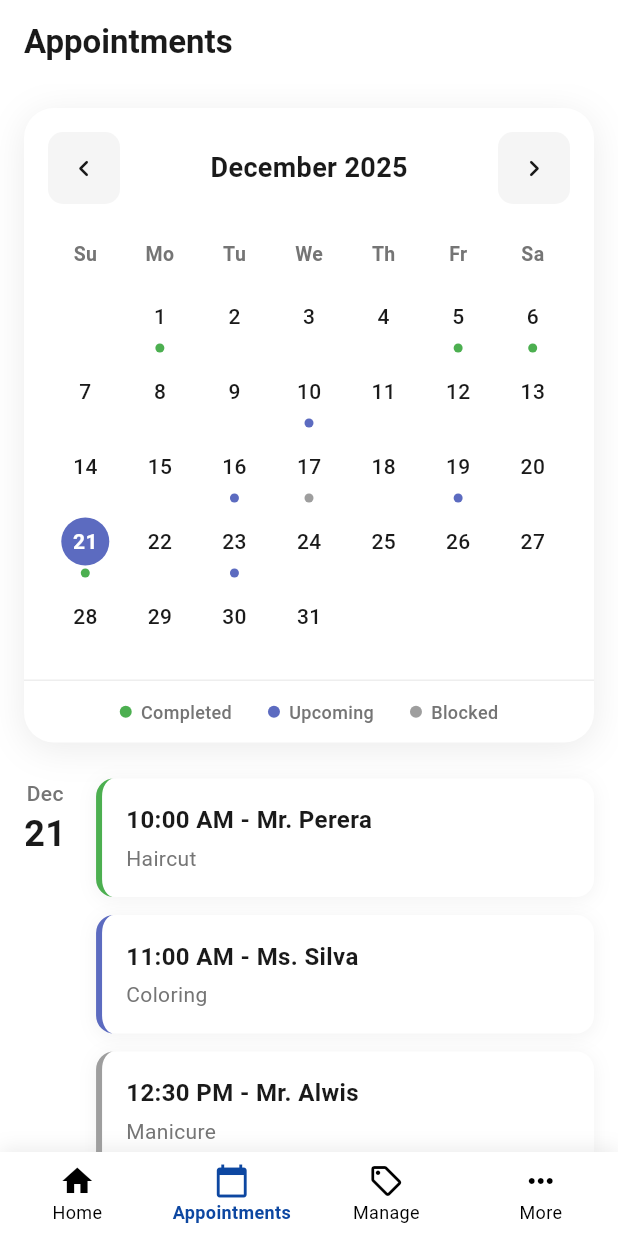
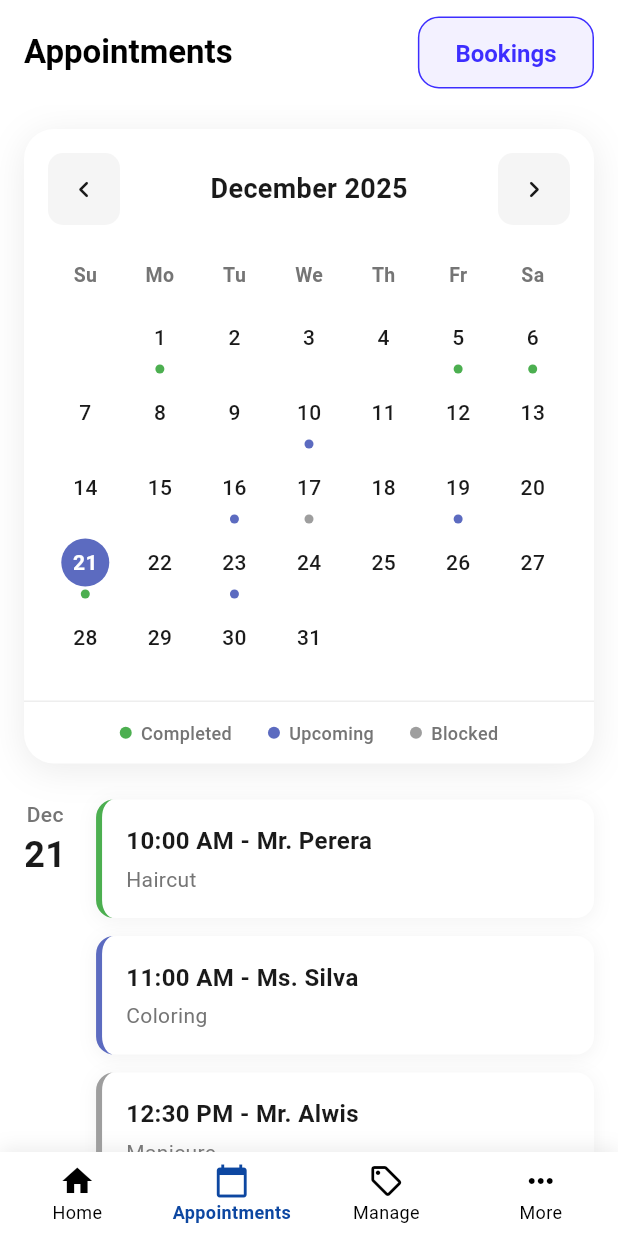
Before and after one commit to Pasinduinduwara/salon_management_system_SLT, a Flutter app: the Appointments screen opened directly, on a phone screen of 412 x 824 dp. Run offline on Flutter 3.47's test engine with Material 3 defaults, Android fonts, the phone set to English and light mode, and no system bars; our stand-ins replace flutter_secure_storage, geocoding, geolocator, google_maps_flutter, image_picker; accounts and stored records are empty.

Commit message:
Add Bookings button to Appointments screen
Replaced the AppBar title with a row containing the 'Appointments' title and a new 'Bookings' button. The button navigates to the BookAnAppointment screen, improving user access to booking functionality.

```diff
--- a/lib/presentation/screens/appoinments/appoinments.dart
+++ b/lib/presentation/screens/appoinments/appoinments.dart
@@ -1,10 +1,9 @@
 import 'package:flutter/material.dart';
-
-import '../../../core/theme/app_colors.dart';
 import '../../widgets/home/bottom_nav_bar.dart';
 import '../../widgets/appoinments/appointments_calendar.dart';
 import '../../widgets/appoinments/appointments_list.dart';
 import '../../utils/appointment_utils.dart';
+import '../booking/book_an_appoinment.dart';
 
 class Appointments extends StatefulWidget {
   const Appointments({super.key});
@@ -55,14 +54,49 @@ class _AppointmentsState extends State<Appointments>
         automaticallyImplyLeading: false,
         backgroundColor: Colors.white,
         elevation: 0,
-        title: const Text(
-          'Appointments',
-          style: TextStyle(
-            fontWeight: FontWeight.bold,
-            fontSize: 22,
-            color: AppColors.darkText,
-          ),
+        title: Row(
+          mainAxisAlignment: MainAxisAlignment.spaceBetween,
+          children: [
+            const Text(
+              'Appointments',
+              style: TextStyle(
+                fontWeight: FontWeight.bold,
+                fontSize: 22,
+                color: Colors.black,
+              ),
+            ),
+            GestureDetector(
+              onTap: () {
+                Navigator.push(
+                  context,
+                  MaterialPageRoute(
+                    builder: (context) => const BookAnAppointment(),
+                  ),
+                );
+              },
+              child: Container(
+                height: 48,
+                padding: const EdgeInsets.symmetric(horizontal: 24),
+                decoration: BoxDecoration(
+                  color: const Color(0xFFF3F1FF),
+                  borderRadius: BorderRadius.circular(14),
+                  border: Border.all(color: const Color(0xFF3D2EFF), width: 1),
+                ),
+                child: const Center(
+                  child: Text(
+                    'Bookings',
+                    style: TextStyle(
+                      color: Color(0xFF3D2EFF),
+                      fontWeight: FontWeight.w600,
+                      fontSize: 16,
+                    ),
+                  ),
+                ),
+              ),
+            ),
+          ],
         ),
+        toolbarHeight: 70,
       ),
       backgroundColor: Colors.white,
       body: SingleChildScrollView(
```
